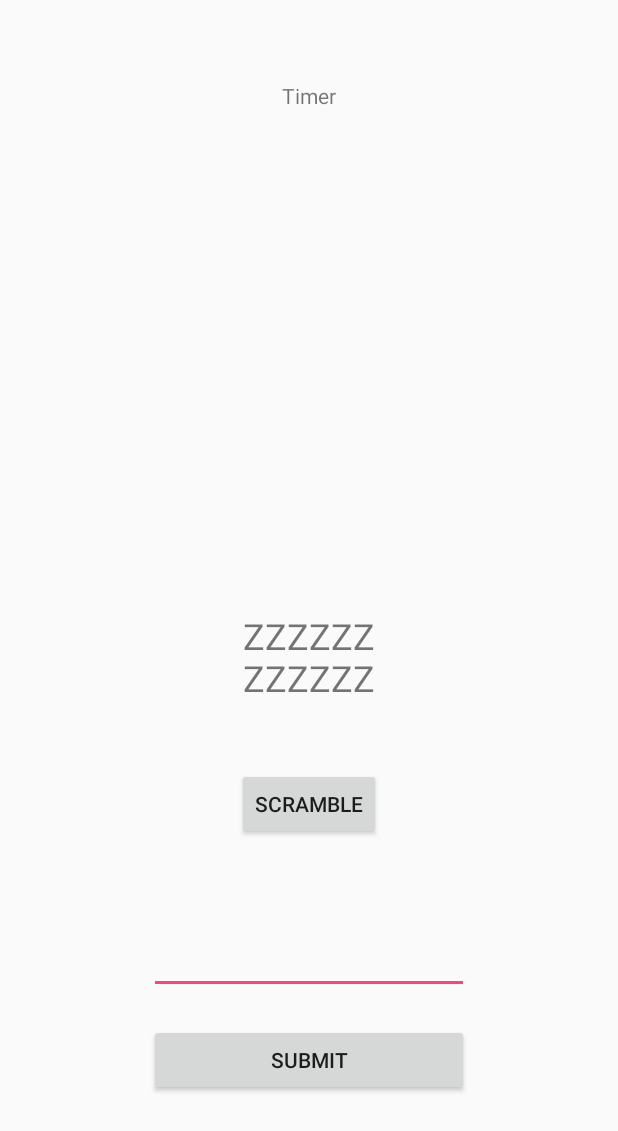
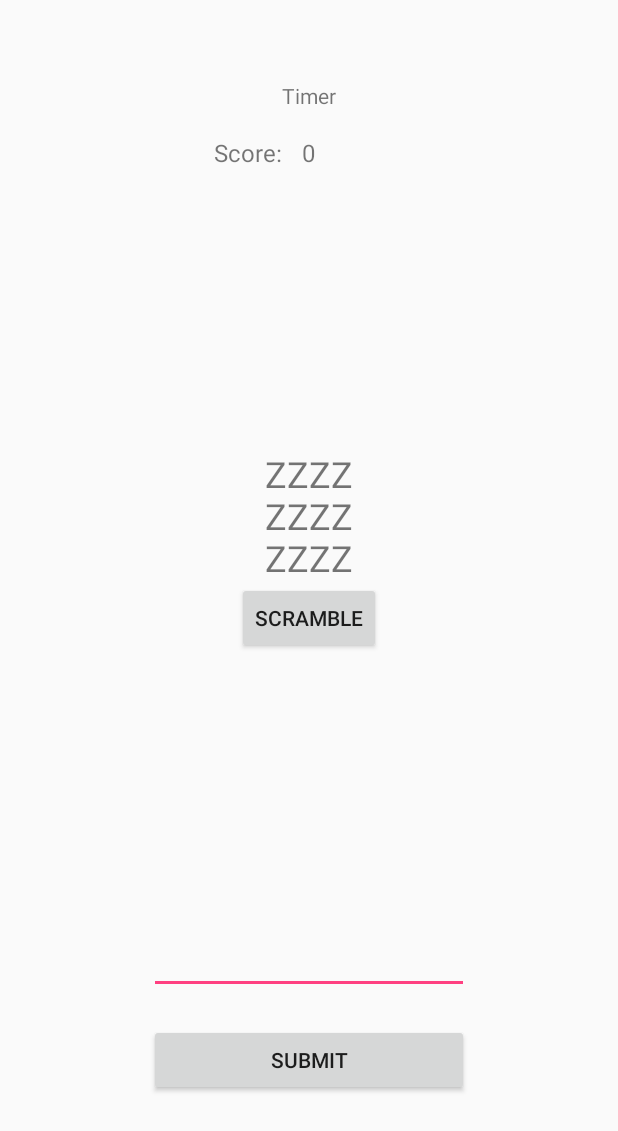
Before and after one commit to mreichman/boggle-solitaire, an Android app: the layout activity_main.xml on its own in the app's theme, with its tools: preview values and no code run, on a phone screen of 412 x 824 dp. Shown: the top 1131 px of the screen. Run offline under Robolectric (Android 15) with nearby library versions, the phone set to English and light mode, and no system bars.

Commit message:
Add score keeping.

```diff
--- a/app/src/main/java/com/maxreichman/bogglesolitaire/ResultsActivity.java
+++ b/app/src/main/java/com/maxreichman/bogglesolitaire/ResultsActivity.java
@@ -10,6 +10,7 @@ import butterknife.ButterKnife;
 
 public class ResultsActivity extends AppCompatActivity {
     @Bind(R.id.results) TextView mResults;
+    @Bind(R.id.finalScore) TextView mFinalScore;
     @Override
     protected void onCreate(Bundle savedInstanceState) {
         super.onCreate(savedInstanceState);
@@ -18,6 +19,8 @@ public class ResultsActivity extends AppCompatActivity {
 
         Intent intent = getIntent();
         String results = intent.getStringExtra("results");
+        String score = intent.getStringExtra("score");
         mResults.setText(results);
+        mFinalScore.setText(score);
     }
 }
--- a/app/src/main/res/layout/activity_main.xml
+++ b/app/src/main/res/layout/activity_main.xml
@@ -11,11 +11,10 @@
         android:id="@+id/randomLettersTextView"
         android:layout_width="wrap_content"
         android:layout_height="wrap_content"
+        android:text="ZZZZ\nZZZZ\nZZZZ"
+        android:textSize="24sp"
         android:layout_above="@+id/scramble"
-        android:layout_centerHorizontal="true"
-        android:layout_marginBottom="44dp"
-        android:text="ZZZZZZ\nZZZZZZ"
-        android:textSize="24sp" />
+        android:layout_centerHorizontal="true" />
 
     <EditText
         android:id="@+id/editText"
@@ -52,9 +51,29 @@
         android:id="@+id/scramble"
         android:layout_width="wrap_content"
         android:layout_height="wrap_content"
-        android:layout_marginBottom="57dp"
         android:text="Scramble"
-        android:layout_above="@+id/editText"
+        android:layout_centerVertical="true"
         android:layout_centerHorizontal="true" />
 
+    <TextView
+        android:id="@+id/score"
+        android:layout_width="wrap_content"
+        android:layout_height="wrap_content"
+        android:text="0"
+        android:textSize="16sp"
+        android:layout_below="@+id/timer"
+        android:layout_centerHorizontal="true"
+        android:layout_marginTop="17dp" />
+
+    <TextView
+        android:id="@+id/textView4"
+        android:layout_width="wrap_content"
+        android:layout_height="wrap_content"
+        android:text="Score:"
+        android:textSize="16sp"
+        android:layout_alignBaseline="@+id/score"
+        android:layout_alignBottom="@+id/score"
+        android:layout_toLeftOf="@+id/timer"
+        android:layout_toStartOf="@+id/timer" />
+
 </RelativeLayout>
```
Also changed, not shown: app/src/main/java/com/maxreichman/bogglesolitaire/MainActivity.java (+20 -5 lines), app/src/main/res/layout/activity_results.xml (+9 -0 lines).
